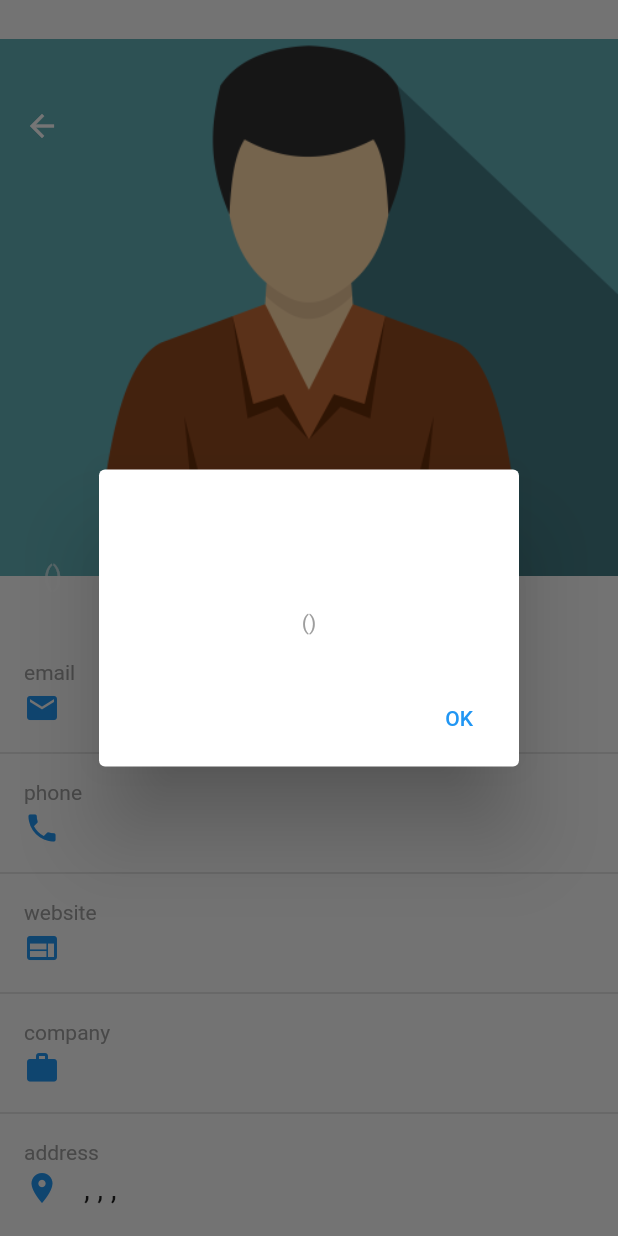
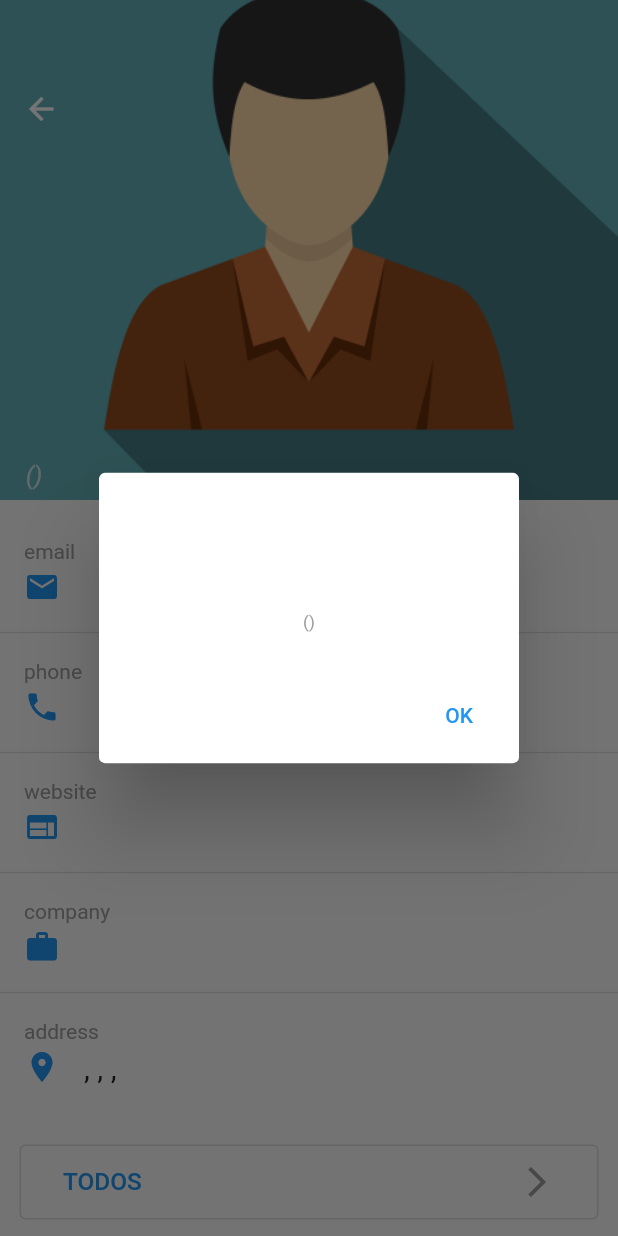
Before and after one commit to DSdevelope/FinalProject, a Flutter app: the UserDetailScreen screen opened directly with empty values, after a tap on "company", on a phone screen of 412 x 824 dp. Run offline on Flutter 3.47's test engine with Material 2 defaults, Android fonts, the light colour scheme and no system bars; our stand-ins replace flutter_screenutil; network calls fail.

Commit message:
screen utils add

```diff
--- a/lib/main.dart
+++ b/lib/main.dart
@@ -4,6 +4,7 @@ import 'package:finalproject/screens/settings_screen.dart';
 import 'package:finalproject/screens/users_list_screen.dart';
 import 'package:finalproject/utils/screens.dart';
 import 'package:flutter/material.dart';
+import 'package:flutter_screenutil/flutter_screenutil.dart';
 
 void main() {
   runApp(const MyApp());
@@ -15,7 +16,11 @@ class MyApp extends StatelessWidget {
   // This widget is the root of your application.
   @override
   Widget build(BuildContext context) {
-    return MaterialApp(
+    return ScreenUtilInit(
+      designSize: const Size(480, 1013.33),
+      minTextAdapt: true,
+      builder: () =>
+          MaterialApp(
             title: 'Final Project',
             theme: ThemeData(
               primarySwatch: Colors.blue,
@@ -27,6 +32,8 @@ class MyApp extends StatelessWidget {
               Screens.about: (context) => const AboutScreen(),
               Screens.settings: (context) => const SettingsScreen(),
             },
+          ),
+
     );
   }
 }
--- a/lib/screens/user_detail_screen.dart
+++ b/lib/screens/user_detail_screen.dart
@@ -3,7 +3,9 @@ import 'dart:convert';
 import 'package:finalproject/models/user.dart';
 import 'package:finalproject/utils/strings.dart';
 import 'package:finalproject/widgets/user_info_tile.dart';
+import 'package:flutter/cupertino.dart';
 import 'package:flutter/material.dart';
+import 'package:flutter_screenutil/flutter_screenutil.dart';
 import 'package:http/http.dart' as http;
 import 'package:url_launcher/url_launcher.dart';
 
@@ -24,16 +26,18 @@ class UserDetailScreen extends StatelessWidget {
               children: [
                 Container(
                   width: double.infinity,
-                  height: 410,
+                  height: 410.h,
                   decoration: const BoxDecoration(
                       image: DecorationImage(
                           fit: BoxFit.fitWidth,
-                          image: AssetImage('assets/avatar.png'))),
+                          image: AssetImage('assets/avatar.png')
+                      )
+                  ),
                   child: Stack(
                     children: [
                       Positioned(
-                        top: 60,
-                        left: 4,
+                        top: 60.h,
+                        left: 4.w,
                         child: IconButton(
                           onPressed: () {
                             Navigator.pop(context);
@@ -43,23 +47,23 @@ class UserDetailScreen extends StatelessWidget {
                       Align(
                         alignment: Alignment.bottomLeft,
                         child: Padding(
-                          padding: const EdgeInsets.all(14.0),
-                          child: Row(
-                            textBaseline: TextBaseline.alphabetic,
-                            crossAxisAlignment: CrossAxisAlignment.baseline,
+                          padding: EdgeInsets.only(left: 20.w, bottom: 8.h),
+                          child: Column(
+                            crossAxisAlignment: CrossAxisAlignment.start,
+                            mainAxisSize: MainAxisSize.min,
                             children: [
                               Text(user.name,
-                                  style: const TextStyle(
-                                      fontSize: 26,
+                                  style: TextStyle(
+                                      fontSize: 26.sp,
                                       color: Colors.white,
                                       fontWeight: FontWeight.bold)),
-                              const SizedBox(width: 15),
-                              Expanded(
-                                child: Text('(${user.username})',
-                                    style: const TextStyle(
-                                      fontSize: 18,
-                                      color: Colors.white60,
-                                    )),
+                              SizedBox(width: 3.w),
+                              Text('(${user.username})',
+                                  style: TextStyle(
+                                    fontSize: 20.sp,
+                                    fontStyle: FontStyle.italic,
+                                    color: Colors.white70,
+                                  )
                               ),
                             ],
                           ),
@@ -68,7 +72,7 @@ class UserDetailScreen extends StatelessWidget {
                     ],
                   ),
                 ),
-                const SizedBox(height: 20),
+                SizedBox(height: 20.h),
                 InkWell(
                   onTap: () {sendEmail(user.email);},
                   child: UserInfoTile(
@@ -76,7 +80,7 @@ class UserDetailScreen extends StatelessWidget {
                     body: user.email,
                     icon: Icons.email),
                 ),
-                const Divider(thickness: 1),
+                Divider(thickness: 1.h),
                 InkWell(
                   onTap: () {makeCall(user.phone);},
                   child: UserInfoTile(
@@ -84,7 +88,7 @@ class UserDetailScreen extends StatelessWidget {
                       body: user.phone,
                       icon: Icons.phone),
                 ),
-                const Divider(thickness: 1),
+                Divider(thickness: 1.h),
                 InkWell(
                   onTap: () {openWebsite(user.website);},
                   child: UserInfoTile(
@@ -92,7 +96,7 @@ class UserDetailScreen extends StatelessWidget {
                       body: user.website,
                       icon: Icons.web),
                 ),
-                const Divider(thickness: 1),
+                Divider(thickness: 1.h),
                 InkWell(
                   onTap: () => showCompanyInfoDialog(context),
                   child: UserInfoTile(
@@ -100,7 +104,7 @@ class UserDetailScreen extends StatelessWidget {
                       body: user.company.name,
                       icon: Icons.work),
                 ),
-                const Divider(thickness: 1),
+                Divider(thickness: 1.h),
                 UserInfoTile(
                     title: Strings.address,
                     body: '${user.address.street}, '
@@ -108,22 +112,22 @@ class UserDetailScreen extends StatelessWidget {
                         '${user.address.city}, '
                         '${user.address.zipcode}',
                     icon: Icons.location_on),
-                const SizedBox(height: 20),
+                SizedBox(height: 20.h),
                 Padding(
-                  padding: const EdgeInsets.all(16.0),
+                  padding: EdgeInsets.all(16.0.r),
                   child: OutlinedButton(
                     onPressed: () {
                       _todoList = fetchTodos(user.id);
                       showTodosBottomSheet(context);
                       },
                     child: Padding(
-                      padding: const EdgeInsets.all(16.0),
+                      padding: EdgeInsets.all(16.0.r),
                       child: Row(
-                        children: const [
-                          Text(Strings.todos, style: TextStyle(fontSize: 20)
+                        children: [
+                          Text(Strings.todos, style: TextStyle(fontSize: 20.sp)
                           ),
-                          Spacer(),
-                          Icon(Icons.arrow_forward_ios, color: Colors.grey),
+                          const Spacer(),
+                          const Icon(Icons.arrow_forward_ios, color: Colors.grey),
                         ],
                       ),
                     ),
@@ -159,9 +163,11 @@ class UserDetailScreen extends StatelessWidget {
             mainAxisSize: MainAxisSize.min,
             children: [
               Text(user.company.catchPhrase),
-              const SizedBox(height: 8),
+              SizedBox(height: 8.h),
               Text('(${user.company.bs})',
-                  style: const TextStyle(fontSize: 14, color: Colors.grey)
+                  style: TextStyle(
+                      fontSize: 14.sp,
+                      color: Colors.grey)
               ),
             ],
           ),
@@ -195,13 +201,13 @@ class UserDetailScreen extends StatelessWidget {
               );
             }
             return Container(
-              padding: const EdgeInsets.all(20),
-              height: MediaQuery.of(context).size.height * 0.93,
-              decoration: const BoxDecoration(
+              padding: EdgeInsets.all(20.r),
+              height: MediaQuery.of(context).size.height * 0.93.h,
+              decoration: BoxDecoration(
                 color: Colors.white,
                 borderRadius: BorderRadius.only(
-                  topLeft: Radius.circular(25.0),
-                  topRight: Radius.circular(25.0),
+                  topLeft: Radius.circular(25.0.r),
+                  topRight: Radius.circular(25.0.r),
                 ),
               ),
               child: ListView.builder(
--- a/lib/screens/users_list_screen.dart
+++ b/lib/screens/users_list_screen.dart
@@ -35,7 +35,9 @@ class _UsersListScreenState extends State<UsersListScreen> {
           future: _usersList,
           builder: (context, snapshot) {
             if (snapshot.hasError) {
-              return Text('Error!  ${snapshot.error}');
+              return Center(
+                child: Text('Please, check internet connection. Error! ${snapshot.error}')
+              );
             }
             if (!snapshot.hasData) {
               return const Center(
--- a/lib/widgets/user_list_tile.dart
+++ b/lib/widgets/user_list_tile.dart
@@ -1,4 +1,5 @@
 import 'package:flutter/material.dart';
+import 'package:flutter_screenutil/flutter_screenutil.dart';
 
 class UserListTile extends StatelessWidget {
   final int id;
@@ -17,12 +18,12 @@ class UserListTile extends StatelessWidget {
     return ListTile(
       onTap: () {onTap();},
       leading: CircleAvatar(
-        radius: 24,
+        radius: 24.r,
         backgroundColor: Colors.blueGrey[300],
         child: Text(
           id.toString(),
-          style: const TextStyle(
-              fontSize: 30,
+          style: TextStyle(
+              fontSize: 30.sp,
               color: Colors.white
           ),
         ),
--- a/pubspec.yaml
+++ b/pubspec.yaml
@@ -31,7 +31,7 @@ dependencies:
   url_launcher: ^6.0.18
   flutter:
     sdk: flutter
-
+  flutter_screenutil:
 
   # The following adds the Cupertino Icons font to your application.
   # Use with the CupertinoIcons class for iOS style icons.
```
Also changed, not shown: pubspec.lock. Lines whose indentation alone changed are shown as unchanged.
